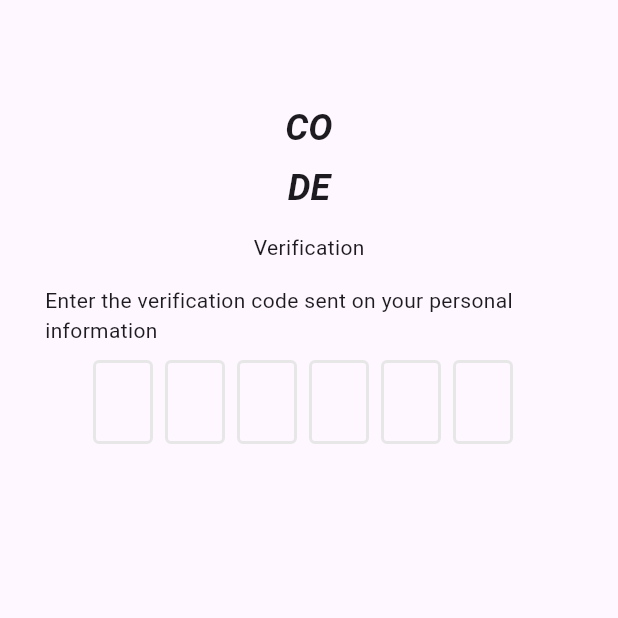
After one commit to doublecreamchezeee/flutter-app, a Flutter app: the VerifyEmail screen opened directly, after a tap on "Confirm", on a phone screen of 412 x 824 dp, the top half of it. The commit adds this screen. Run offline on Flutter 3.47's test engine with Material 3 defaults, Android fonts, the phone set to English and light mode, and no system bars; drawn by our look-alikes of flutter_otp_text_field; our stand-ins replace firebase_core, get; accounts and stored records are empty.

Commit message:
add opt screen & finish basic UI

```diff
--- a/lib/features/authentication/screens/login/login_footer.dart
+++ b/lib/features/authentication/screens/login/login_footer.dart
@@ -1,5 +1,6 @@
 import 'package:flutter/material.dart';
-
+import 'package:flutter_application_1/features/authentication/screens/register/register_screen.dart';
+import 'package:get/get.dart';
 class LoginFooter extends StatelessWidget{
   const LoginFooter({Key? key}) : super(key: key);
 
@@ -8,7 +9,7 @@ class LoginFooter extends StatelessWidget{
     return Column(
       children: [
         TextButton(
-          onPressed: () => {},
+          onPressed: () => Get.to(() => const RegisterScreen()),
           child: const Text.rich(
             TextSpan(
               text: "Dont have account? ",
--- a/lib/features/authentication/screens/login/login_form.dart
+++ b/lib/features/authentication/screens/login/login_form.dart
@@ -1,4 +1,5 @@
 import 'package:flutter/material.dart';
+import 'package:flutter_application_1/features/authentication/screens/login/login_forget_pw_modal.dart';
 
 class LoginForm extends StatelessWidget{
   const LoginForm({Key? key}) : super(key: key);
@@ -31,7 +32,7 @@ class LoginForm extends StatelessWidget{
 
         const SizedBox(height: 10),
 
-        TextButton(onPressed: () => {}, child: const Text("Forgot password?")),
+        const LoginForgetPWModal(),
 
         SizedBox(
           width: double.infinity,
--- a/lib/features/authentication/screens/register/register_footer.dart
+++ b/lib/features/authentication/screens/register/register_footer.dart
@@ -1,5 +1,6 @@
 import 'package:flutter/material.dart';
-
+import 'package:flutter_application_1/features/authentication/screens/login/login_screen.dart';
+import 'package:get/get.dart';
 class RegisterFooter extends StatelessWidget{
   const RegisterFooter({Key? key}) : super(key: key);
 
@@ -8,7 +9,7 @@ class RegisterFooter extends StatelessWidget{
     return Column(
       children: [
         TextButton(
-          onPressed: () => {},
+          onPressed: () => Get.to(() => const LoginScreen()),
           child: const Text.rich(
             TextSpan(
               text: "Already have an account? ",
--- a/lib/features/authentication/screens/register/register_screen.dart
+++ b/lib/features/authentication/screens/register/register_screen.dart
@@ -1,9 +1,8 @@
 import 'package:flutter/material.dart';
 import 'package:flutter_application_1/constants/sizes.dart';
-import 'package:flutter_application_1/features/authentication/screens/login/login_footer.dart';
+import 'package:flutter_application_1/features/authentication/screens/register/register_footer.dart';
 import 'package:flutter_application_1/features/authentication/screens/register/register_form.dart';
 import 'package:flutter_application_1/features/authentication/screens/register/register_header.dart';
-// import 'package:get/get.dart';
 
 class RegisterScreen extends StatelessWidget{
   const RegisterScreen({Key? key}) : super(key: key);
@@ -19,7 +18,7 @@ class RegisterScreen extends StatelessWidget{
               RegisterHeader(),
               SizedBox(height: 20),
               RegisterForm(),
-              LoginFooter(),
+              RegisterFooter(),
             ],
           ),
         ),
--- /dev/null
+++ b/lib/features/authentication/screens/verification/opt_screen.dart
@@ -0,0 +1,50 @@
+import 'package:flutter/material.dart';
+import 'package:flutter_otp_text_field/flutter_otp_text_field.dart';
+import 'package:flutter_application_1/constants/sizes.dart';
+
+
+class OptScreen extends StatelessWidget{
+  const OptScreen(this.email);
+
+  final String email;
+  @override
+  Widget build(BuildContext context) {
+    return Scaffold(
+      body: Container(
+        padding: const EdgeInsets.all(defaultSize),
+        child: Column(
+          children: [
+            const SizedBox(height: 40),
+            Text("CO", style: Theme.of(context).textTheme.headlineLarge),
+            const SizedBox(height: 10),
+            Text("DE", style: Theme.of(context).textTheme.headlineLarge),
+            const SizedBox(height: 15),
+            Text("Verification", style: Theme.of(context).textTheme.bodyMedium),
+            const SizedBox(height: 15),
+            Text("Enter the verification code sent on your personal information $email", style: Theme.of(context).textTheme.bodyMedium),
+            const SizedBox(height: 10),
+            OtpTextField(
+              numberOfFields: 6,
+              borderColor: const Color.fromARGB(255, 156, 128, 221),
+              showFieldAsBox: true,
+              onCodeChanged: (String code){
+
+              },
+              onSubmit: (String verificationCode){
+                showDialog(
+                  context: context,
+                  builder: (context){
+                    return AlertDialog(
+                      title: Text("Verification Code"),
+                      content: Text('Code entered is $verificationCode'),
+                    );
+                  }
+                );
+              },
+            )
+          ],
+        ),
+      ),
+    );
+  }
+}
--- /dev/null
+++ b/lib/features/authentication/screens/verification/verify_email.dart
@@ -0,0 +1,58 @@
+import 'package:flutter/material.dart';
+import 'package:flutter_application_1/features/authentication/screens/verification/opt_screen.dart';
+import 'package:get/get.dart';
+
+class VerifyEmail extends StatefulWidget{
+  const VerifyEmail({Key? key}) : super(key: key);
+
+  @override
+  State<VerifyEmail> createState() => _VerifyEmailState();
+}
+
+class _VerifyEmailState extends State<VerifyEmail> {
+  TextEditingController controller = TextEditingController();
+  @override
+  void dispose() {
+    // TODO: implement dispose
+    super.dispose();
+    controller.dispose();
+  }
+  @override
+  Widget build(BuildContext context) {
+
+    return Scaffold(  // Added Scaffold here
+      appBar: AppBar(
+        title: Text('Verify Email'),
+      ),
+      body: Padding(
+        padding: const EdgeInsets.all(16.0),
+        child: Column(
+          children: [
+            Form(
+              child: Column(
+                children: [
+                  TextFormField(
+                    controller: controller,
+                    decoration: const InputDecoration(
+                      labelText: 'Email',
+                      hintText: 'Email',
+                      border: OutlineInputBorder(),
+                    ),
+                  ),
+                ],
+              ),
+            ),
+            const SizedBox(height: 10),
+            SizedBox(
+              width: double.infinity,
+              child: ElevatedButton(
+                onPressed: () => Get.to(() => OptScreen(controller.text)) ,
+                child: const Text("Confirm"),
+              ),
+            ),
+          ],
+        ),
+      ),
+    );
+  }
+}
--- a/lib/features/authentication/screens/welcome/welcome_screen.dart
+++ b/lib/features/authentication/screens/welcome/welcome_screen.dart
@@ -17,7 +17,7 @@ class WelcomeScreen extends StatelessWidget {
         mainAxisAlignment: MainAxisAlignment.spaceEvenly,
         children: [
           Image(
-            image: AssetImage(welcomeScreenImage),
+            image: const AssetImage(welcomeScreenImage),
             height: height * 0.6,
           ),
           Column(
--- a/lib/utils/theme/theme.dart
+++ b/lib/utils/theme/theme.dart
@@ -5,6 +5,14 @@ class AppTheme {
     colorScheme: ColorScheme.fromSeed(seedColor: Colors.deepPurple),
     useMaterial3: true,
     brightness: Brightness.light,
+    textTheme: const TextTheme(
+       headlineLarge: TextStyle(
+        fontSize: 24.0,
+        fontWeight: FontWeight.bold,
+        fontStyle: FontStyle.italic,
+        // Các thuộc tính khác của TextStyle
+      ),
+    )
   );
   static ThemeData darkTheme = ThemeData(
     brightness: Brightness.dark,
```
Also changed, not shown: lib/features/authentication/screens/login/login_forget_pw_modal.dart (added, +78 -0 lines), lib/features/authentication/screens/verification/verify_phone.dart (added, +42 -0 lines), lib/firebase_options.dart (added).
